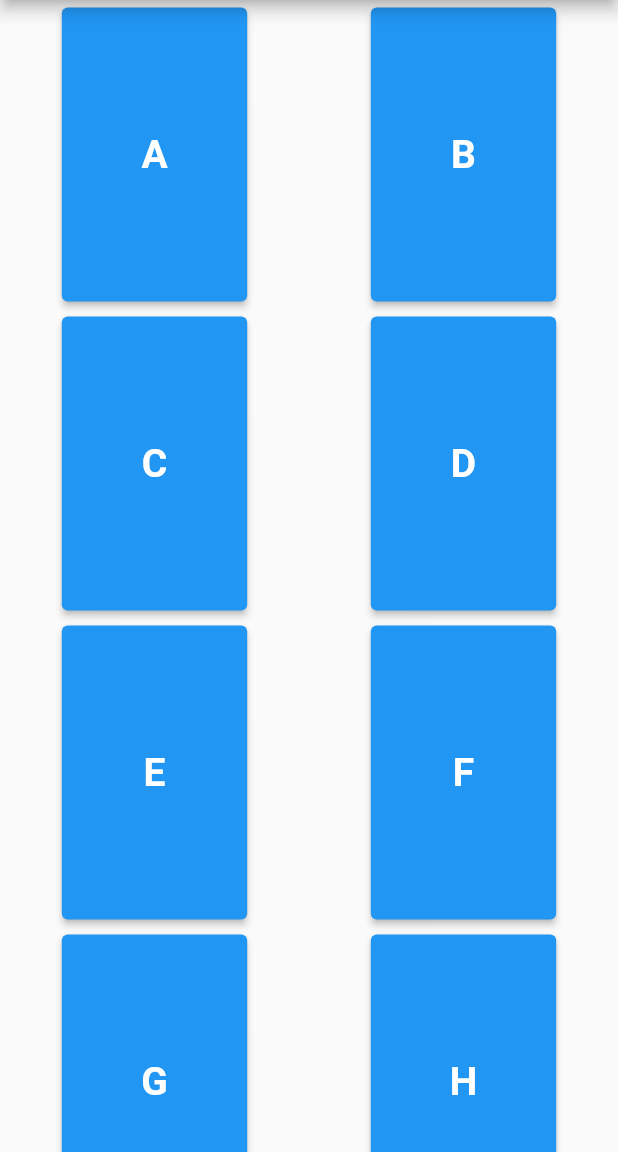
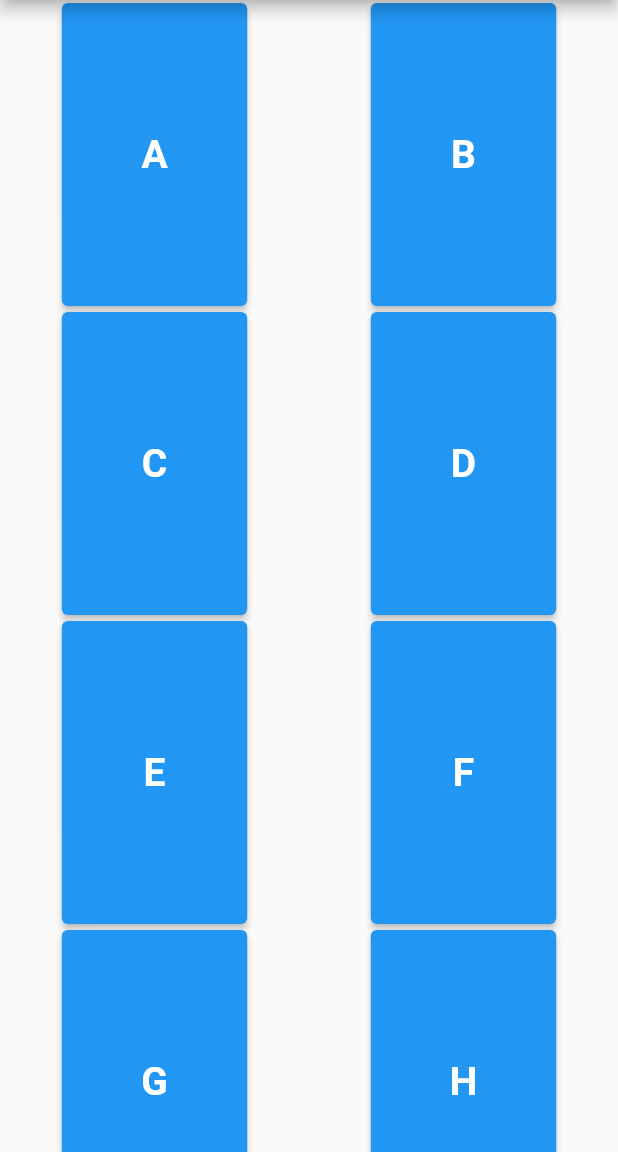
Before and after one commit to barrosDalex/FlutterIn, a Flutter app: the screen it shows after launch, on a phone screen of 412 x 824 dp, the part 84-1236 px from its top. Run offline on Flutter 3.47's test engine with Material 2 defaults, Android fonts, the phone set to English and light mode, and no system bars; drawn by our look-alikes of flip_card.

Commit message:
Altered padding

```diff
--- a/rex_alphabet/lib/screens/principal.dart
+++ b/rex_alphabet/lib/screens/principal.dart
@@ -57,7 +57,7 @@ class _MyHomePageState extends State<MyHomePage> {
 
     return Center(
       child: Padding(
-        padding: const EdgeInsets.all(5.0),
+        padding: const EdgeInsets.all(2.0),
         child: SizedBox(
           width: width * 0.30,
           height: height * 0.3,
```
